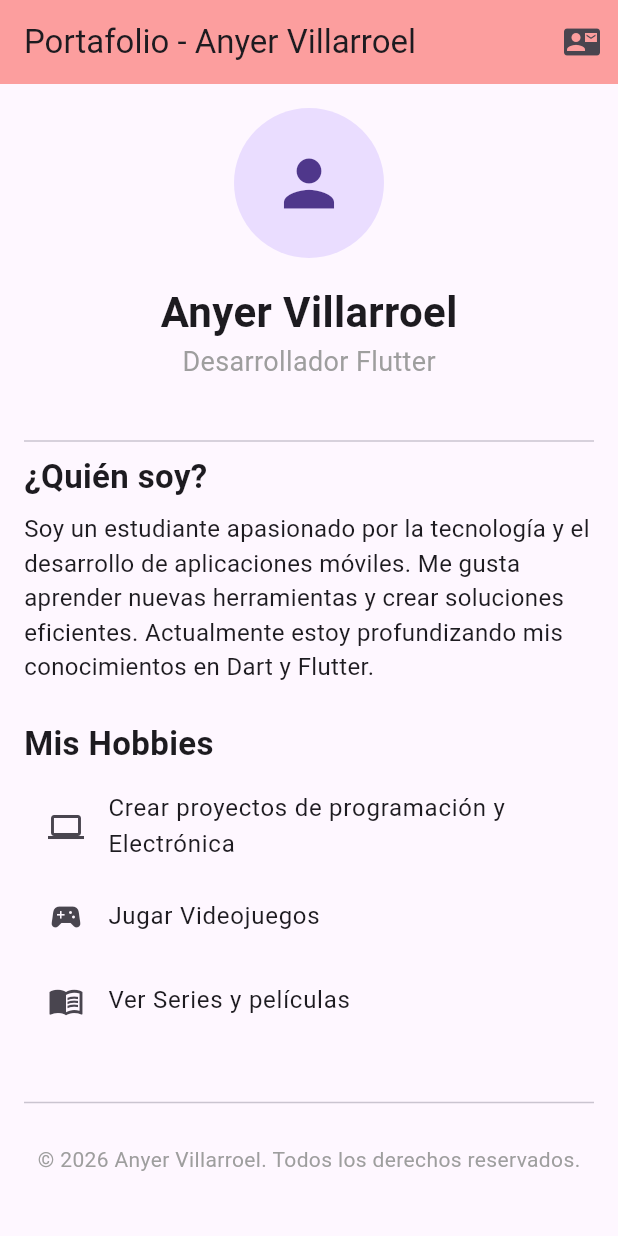
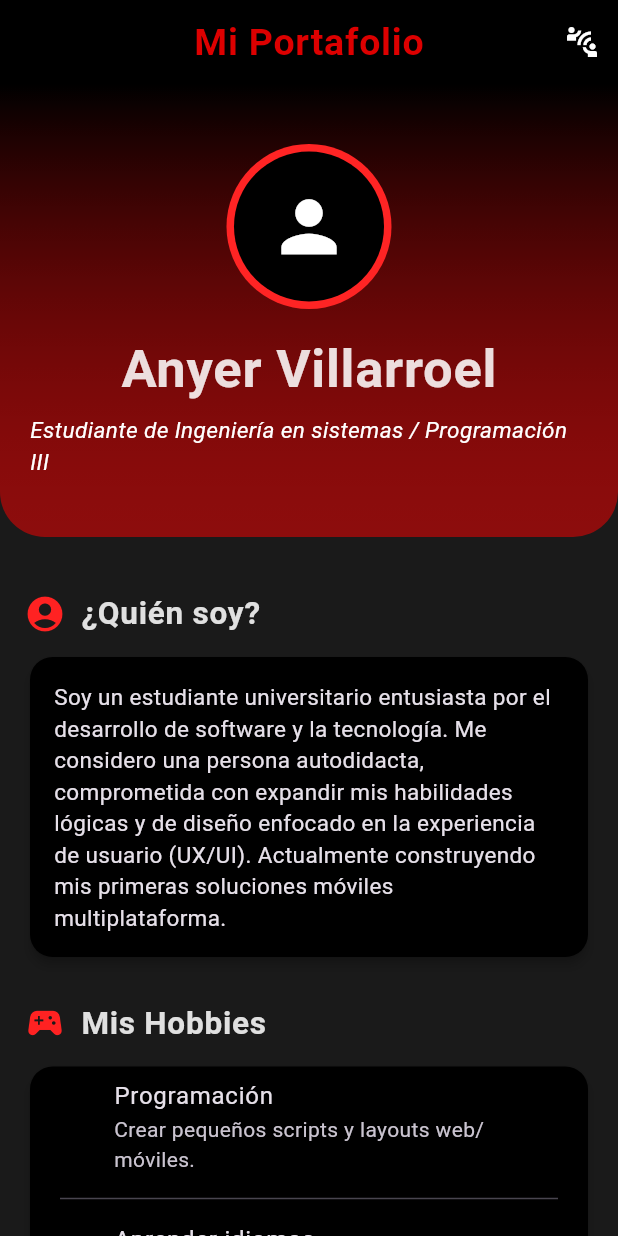
Before and after one commit to avillarroel9139-git/app-portafolio-personal, a Flutter app: the screen it shows after launch, on a phone screen of 412 x 824 dp. Run offline on Flutter 3.47's test engine with Material 3 defaults, Android fonts, the phone set to English and light mode, and no system bars; our stand-ins replace google_fonts.

Commit message:
Implementación de un tema oscuro, mejora de la UI y aplicación de google fonts

```diff
--- a/lib/main.dart
+++ b/lib/main.dart
@@ -13,7 +13,7 @@ class MyApp extends StatelessWidget {
     return MaterialApp(
       debugShowCheckedModeBanner: false,
       title: 'Portafolio Personal',
-      theme: AppTheme.lightTheme,
+      theme: AppTheme.darkTheme,
       initialRoute: 'home',
       routes: {
         'home': (context) => const HomeScreen(),
--- a/lib/screens/contact_screen.dart
+++ b/lib/screens/contact_screen.dart
@@ -1,4 +1,5 @@
 import 'package:flutter/material.dart';
+import 'package:google_fonts/google_fonts.dart';
 
 class ContactScreen extends StatelessWidget {
   const ContactScreen({super.key});
@@ -7,7 +8,15 @@ class ContactScreen extends StatelessWidget {
   Widget build(BuildContext context) {
     return Scaffold(
       appBar: AppBar(
-        title: const Text('Contacto & Firma'),
+        title: Text(
+          'Contacto & Firma',
+          style: GoogleFonts.pirataOne(
+            fontSize: 25,
+            fontWeight: FontWeight.bold,
+            color: const Color.fromARGB(255, 255, 0, 0),
+            letterSpacing: 0.5,
+          ),
+        ),
       ),
       body: Padding(
         padding: const EdgeInsets.all(24.0),
@@ -19,9 +28,24 @@ class ContactScreen extends StatelessWidget {
               'Desarrollado por:',
               style: TextStyle(fontSize: 16, color: Colors.grey),
             ),
-            const Text(
-              'Anyer Villarroel',
-              style: TextStyle(fontSize: 24, fontWeight: FontWeight.bold),
+            Text(
+              'Anyer David Villarroel Ramos',
+              style: GoogleFonts.unifrakturCook(
+                fontSize: 25,
+                fontWeight: FontWeight.bold,
+                color: const Color.fromARGB(255, 255, 255, 255),
+                letterSpacing: 0.5,
+              ),
+            ),
+
+            Text(
+              'C.I.: V-30.209.139',
+              style: GoogleFonts.unifrakturCook(
+                fontSize: 25,
+                fontWeight: FontWeight.bold,
+                color: const Color.fromARGB(255, 255, 255, 255),
+                letterSpacing: 0.5,
+              ),
             ),
             const Divider(height: 40),
 
@@ -31,13 +55,13 @@ class ContactScreen extends StatelessWidget {
               child: const Column(
                 children: [
                   ListTile(
-                    leading: Icon(Icons.email, color: Colors.indigo),
+                    leading: Icon(Icons.email, color: Color.fromARGB(255, 255, 0, 0)),
                     title: Text('Correo Electrónico'),
                     subtitle: Text('avillarroel.9139@unimar.edu.ve'),
                   ),
                   ListTile(
-                    leading: Icon(Icons.phone, color: Colors.indigo),
-                    title: Text('Teléfono / Telegram'),
+                    leading: Icon(Icons.phone, color: Color.fromARGB(255, 255, 0, 0)),
+                    title: Text('Teléfono / WhatsApp'),
                     subtitle: Text('+58 424 8525158'),
                   ),
                 ],
--- a/lib/screens/home_screen.dart
+++ b/lib/screens/home_screen.dart
@@ -1,90 +1,173 @@
 import 'package:flutter/material.dart';
+import 'package:app_portafolio_personal/themes/app_theme.dart';
+import 'package:app_portafolio_personal/widgets/custom_footer.dart';
+import 'package:google_fonts/google_fonts.dart';
 
 class HomeScreen extends StatelessWidget {
   const HomeScreen({super.key});
 
   @override
   Widget build(BuildContext context) {
+    final Color primaryColor = const Color.fromARGB(255, 0, 0, 0);
+
     return Scaffold(
       appBar: AppBar(
-        title: const Text('Portafolio - Anyer Villarroel'),
+        title: Text('Mi Portafolio',
+          style: GoogleFonts.unifrakturCook(
+            fontSize: 25,
+            fontWeight: FontWeight.bold,
+            color: const Color.fromARGB(221, 255, 0, 0),
+            letterSpacing: 0.5,
+          ),
+        ),
+        centerTitle: true,
         actions: [
           IconButton(
-            icon: const Icon(Icons.contact_mail),
+            icon: const Icon(Icons.connect_without_contact),
+            color: Colors.white,
+            tooltip: 'Contacto',
             onPressed: () {
-              // RECORDATORIO!!! AGREGAR LA FUNCIÓN DE CONTACTO AQUÍ!!!!
+              Navigator.pushNamed(context, 'contact');
             },
           ),
         ],
       ),
       body: SingleChildScrollView(
-        padding: const EdgeInsets.all(16.0),
+        physics: const BouncingScrollPhysics(),
         child: Column(
-          crossAxisAlignment: CrossAxisAlignment.start,
           children: [
-            const Center(
+            Container(
+              width: double.infinity,
+              padding: const EdgeInsets.symmetric(vertical: 40, horizontal: 20),
+              decoration: BoxDecoration(
+                gradient: LinearGradient(
+                  begin: Alignment.topCenter,
+                  end: Alignment.bottomCenter,
+                  colors: [
+                    primaryColor,
+                    const Color.fromARGB(255, 255, 0, 0).withValues(alpha: 0.5),
+                  ],
+                ),
+                borderRadius: const BorderRadius.only(
+                  bottomLeft: Radius.circular(30),
+                  bottomRight: Radius.circular(30),
+                ),
+              ),
               child: Column(
                 children: [
-                  CircleAvatar(radius: 50, child: Icon(Icons.person, size: 50)),
-                  SizedBox(height: 16),
+                  CircleAvatar(
+                    radius: 55,
+                    backgroundColor: Color.fromARGB(255, 255, 36, 36),
+                    child: CircleAvatar(
+                      radius: 50,
+                      backgroundColor: primaryColor,
+                      child: Icon(Icons.person, size: 55, color: Colors.white),
+                    ),
+                  ),
+                  SizedBox(height: 15),
                   Text(
                     'Anyer Villarroel',
-                    style: TextStyle(fontSize: 28, fontWeight: FontWeight.bold),
+                    style: GoogleFonts.unifrakturCook(
+                      fontSize: 35,
+                      fontWeight: FontWeight.bold,
+                      color: const Color.fromARGB(221, 255, 255, 255),
+                      letterSpacing: 0.5,
+            )
                   ),
+                  SizedBox(height: 5),
                   Text(
-                    'Desarrollador Flutter',
-                    style: TextStyle(fontSize: 18, color: Colors.grey),
+                    'Estudiante de Ingeniería en sistemas / Programación III',
+                    style: TextStyle(
+                      fontSize: 15,
+                      color: Color.fromARGB(255, 255, 255, 255),
+                      fontStyle: FontStyle.italic,
+                    ),
                   ),
                 ],
               ),
             ),
-            const SizedBox(height: 32),
-            const Divider(),
 
-            const Text(
-              '¿Quién soy?',
-              style: TextStyle(fontSize: 22, fontWeight: FontWeight.bold),
-            ),
-            const SizedBox(height: 8),
-            const Text(
-              'Soy un estudiante apasionado por la tecnología y el desarrollo de aplicaciones móviles. Me gusta aprender nuevas herramientas y crear soluciones eficientes. Actualmente estoy profundizando mis conocimientos en Dart y Flutter.',
-              style: TextStyle(fontSize: 16),
-            ),
-            const SizedBox(height: 24),
+            const SizedBox(height: 20),
 
-            const Text(
-              'Mis Hobbies',
-              style: TextStyle(fontSize: 22, fontWeight: FontWeight.bold),
-            ),
-            const SizedBox(height: 8),
-            const ListTile(
-              leading: Icon(Icons.computer),
-              title: Text('Crear proyectos de programación y Electrónica'),
-            ),
-            const ListTile(
-              leading: Icon(Icons.sports_esports),
-              title: Text('Jugar Videojuegos'),
-            ),
-            const ListTile(
-              leading: Icon(Icons.menu_book),
-              title: Text('Ver Series y películas'),
-            ),
-            const SizedBox(height: 32),
-            const Divider(),
+            Padding(
+              padding: const EdgeInsets.all(16.0),
+              child: Column(
+                crossAxisAlignment: CrossAxisAlignment.start,
+                children: [
+                  _buildSectionTitle(Icons.account_circle, '¿Quién soy?'),
+                  const SizedBox(height: 10),
+                  Card(
+                    elevation: 3,
+                    shape: RoundedRectangleBorder(
+                      borderRadius: BorderRadius.circular(15),
+                    ),
+                    child: const Padding(
+                      padding: EdgeInsets.all(16.0),
+                      child: Text(
+                        'Soy un estudiante universitario entusiasta por el desarrollo de software y la tecnología. Me considero una persona autodidacta, comprometida con expandir mis habilidades lógicas y de diseño enfocado en la experiencia de usuario (UX/UI). Actualmente construyendo mis primeras soluciones móviles multiplataforma.',
+                        style: TextStyle(fontSize: 15, height: 1.4),
+                      ),
+                    ),
+                  ),
 
-            // Pie de página (Footer)
-            const Center(
-              child: Padding(
-                padding: EdgeInsets.symmetric(vertical: 20.0),
-                child: Text(
-                  '© 2026 Anyer Villarroel. Todos los derechos reservados.',
-                  style: TextStyle(fontSize: 14, color: Colors.grey),
-                ),
+                  const SizedBox(height: 25),
+
+                  _buildSectionTitle(Icons.sports_esports, 'Mis Hobbies'),
+
+                  const SizedBox(height: 10),
+                  Card(
+                    elevation: 3,
+                    shape: RoundedRectangleBorder(
+                      borderRadius: BorderRadius.circular(15),
+                    ),
+                    child: Column(
+                      children: [
+                        ListTile(
+                          leading: Icon(Icons.code, color: primaryColor),
+                          title: Text('Programación'),
+                          subtitle: Text('Crear pequeños scripts y layouts web/móviles.'),
+                        ),
+                        Divider(indent: 20, endIndent: 20),
+                        ListTile(
+                          leading: Icon(Icons.translate, color: primaryColor),
+                          title: Text('Aprender idiomas'),
+                          subtitle: Text('Practicar inglés con videos y lecturas técnicas.'),
+                        ),
+                        Divider(indent: 20, endIndent: 20),
+                        ListTile(
+                          leading: Icon(Icons.music_note, color: primaryColor),
+                          title: Text('Música y Gaming'),
+                          subtitle: Text('Escuchar podcasts de tecnología y jugar en mis tiempos libres.'),
+                        ),
+                      ],
+                    ),
+                  ),
+
+                  const SizedBox(height: 30),
+                ],
               ),
             ),
+
+            const CustomFooter(),
           ],
         ),
       ),
     );
+  }}
+  Widget _buildSectionTitle(IconData icon, String title) {
+    return Row(
+      children: [
+        Icon(icon, color: AppTheme.primary, size: 28),
+        const SizedBox(width: 10),
+        Text(
+          title,
+          style: GoogleFonts.unifrakturCook(
+            fontSize: 21,
+            fontWeight: FontWeight.bold,
+            color: const Color.fromARGB(221, 255, 255, 255),
+            letterSpacing: 0.5,
+          )
+        ),
+      ],
+    );
   }
-}
--- a/lib/themes/app_theme.dart
+++ b/lib/themes/app_theme.dart
@@ -1,13 +1,39 @@
 import 'package:flutter/material.dart';
 
 class AppTheme {
-  static const Color primary = Color.fromARGB(255, 255, 158, 158);
 
-  static final ThemeData lightTheme = ThemeData.light().copyWith(
+  static const Color primary = Color.fromARGB(255, 255, 34, 34);
+  static const Color background = Color.fromARGB(255, 0, 0, 0);
+  static const Color cardBg = Color.fromARGB(255, 0, 0, 0);
+  static const Color accentGreen = Color.fromARGB(255, 167, 39, 39);
+
+  static final ThemeData darkTheme = ThemeData.dark().copyWith(
+
     primaryColor: primary,
+    scaffoldBackgroundColor: const Color.fromARGB(255, 26, 26, 26),
+
+
     appBarTheme: const AppBarTheme(
-      backgroundColor: Color.fromARGB(255, 252, 158, 158),
+      backgroundColor: Color.fromARGB(255, 0, 0, 0),
       elevation: 0,
+      shadowColor: Colors.black54,
+      titleTextStyle: TextStyle(
+        color: primary,
+        fontSize: 22,
+        fontWeight: FontWeight.bold,
+      ),
+      iconTheme: IconThemeData(color: primary),
+    ),
+
+
+    cardTheme: CardThemeData(
+      color: cardBg,
+      elevation: 4,
+      shadowColor: Color.fromARGB(255, 0, 0, 0),
+      shape: RoundedRectangleBorder(
+        borderRadius: BorderRadius.circular(12),
+        side: const BorderSide(color: Color.fromARGB(255, 0, 0, 0)),
+      ),
     ),
   );
 }
--- a/lib/widgets/custom_footer.dart
+++ b/lib/widgets/custom_footer.dart
@@ -10,8 +10,7 @@ class CustomFooter extends StatelessWidget {
       width: double.infinity,
       padding: const EdgeInsets.all(20),
       decoration: BoxDecoration(
-        // Usamos el color principal pero con opacidad para que se vea moderno
-        color: AppTheme.primary.withValues(alpha: 0.1),
+        color: const Color.fromARGB(255, 0, 0, 0),
         borderRadius: const BorderRadius.only(
           topLeft: Radius.circular(20),
           topRight: Radius.circular(20),
--- a/pubspec.yaml
+++ b/pubspec.yaml
@@ -34,6 +34,7 @@ dependencies:
   # The following adds the Cupertino Icons font to your application.
   # Use with the CupertinoIcons class for iOS style icons.
   cupertino_icons: ^1.0.8
+  google_fonts: ^8.1.0
 
 dev_dependencies:
   flutter_test:
```
Also changed, not shown: pubspec.lock, 2 other files.
